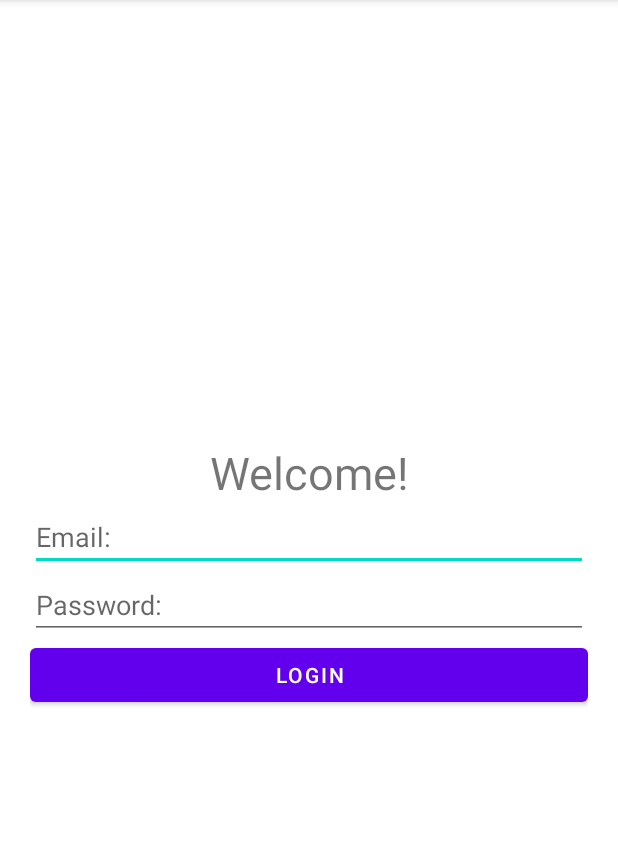
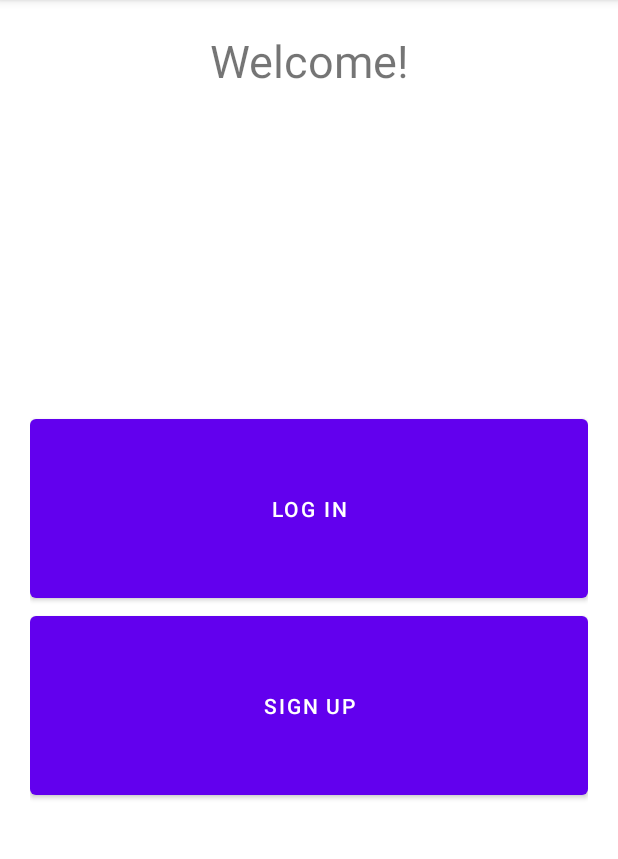
Before and after one commit to mihaifleser/Gesture-Detection-Android, an Android app: the screen it shows after launch (MainActivity), on a phone screen of 412 x 824 dp, the part 84-943 px from its top. Run offline under Robolectric (Android 15) with nearby library versions, the phone set to English and light mode, and no system bars; our stand-ins replace data binding.

Commit message:
Login Screen.

```diff
--- a/app/src/main/AndroidManifest.xml
+++ b/app/src/main/AndroidManifest.xml
@@ -13,6 +13,11 @@
         android:supportsRtl="true"
         android:theme="@style/Theme.BachelorApp"
         tools:targetApi="31">
+
+        <activity
+            android:name=".ui.activities.LoginScreen"
+            android:parentActivityName=".MainActivity" />
+
         <activity
             android:name=".MainActivity"
             android:exported="true">
--- a/app/src/main/java/com/example/bachelor_app/MainActivity.kt
+++ b/app/src/main/java/com/example/bachelor_app/MainActivity.kt
@@ -1,16 +1,33 @@
 package com.example.bachelor_app
 
+import android.content.Intent
 import android.os.Bundle
 import androidx.appcompat.app.AppCompatActivity
-import com.example.bachelor_app.ui.fragment.LoginFragment
+import androidx.databinding.DataBindingUtil
+import com.example.bachelor_app.databinding.ActivityMainBinding
+import com.example.bachelor_app.ui.activities.LoginScreen
 
 class MainActivity : AppCompatActivity() {
     override fun onCreate(savedInstanceState: Bundle?) {
         super.onCreate(savedInstanceState)
-        setContentView(R.layout.activity_main)
-
-        if (savedInstanceState == null) {
-            supportFragmentManager.beginTransaction().replace(R.id.fragment_container, LoginFragment().apply { arguments = intent.extras }, null).commit()
+        val binding: ActivityMainBinding = DataBindingUtil.setContentView(
+            this, R.layout.activity_main
+        )
+        binding.loginButton.setOnClickListener {
+            val intent = Intent(this, LoginScreen::class.java).apply {
+                putExtra(IS_LOGIN, true)
+            }
+            startActivity(intent)
+        }
+        binding.signUpButton.setOnClickListener {
+            val intent = Intent(this, LoginScreen::class.java).apply {
+                putExtra(IS_LOGIN, false)
+            }
+            startActivity(intent)
         }
     }
+
+    companion object {
+        const val IS_LOGIN = "isLogin"
+    }
 }
--- a/app/src/main/java/com/example/bachelor_app/ui/fragment/LoginFragment.kt
+++ /dev/null
@@ -1,26 +0,0 @@
-package com.example.bachelor_app.ui.fragment
-
-import android.os.Bundle
-import android.view.LayoutInflater
-import android.view.View
-import android.view.ViewGroup
-import androidx.databinding.DataBindingUtil
-import androidx.lifecycle.ViewModelProvider
-import com.example.bachelor_app.R
-import com.example.bachelor_app.databinding.LoginFragmentBinding
-import com.example.bachelor_app.ui.model.ILoginViewModel
-import com.example.bachelor_app.ui.model.LoginViewModel
-
-class LoginFragment : BaseFragment() {
-
-    private val viewModel: ILoginViewModel by lazy { ViewModelProvider(this).get(LoginViewModel::class.java) }
-
-    override fun onCreateView(inflater: LayoutInflater, container: ViewGroup?, savedInstanceState: Bundle?): View {
-        val binding = DataBindingUtil.inflate<LoginFragmentBinding>(inflater, R.layout.login_fragment, container, false)
-
-        binding.viewModel = viewModel
-        binding.lifecycleOwner = this
-        return binding.root
-    }
-
-}
--- a/app/src/main/res/layout/activity_main.xml
+++ b/app/src/main/res/layout/activity_main.xml
@@ -1,6 +1,51 @@
 <?xml version="1.0" encoding="utf-8"?>
-<androidx.coordinatorlayout.widget.CoordinatorLayout xmlns:android="http://schemas.android.com/apk/res/android"
-    android:id="@+id/fragment_container"
-    android:layout_width="match_parent"
-    android:layout_height="match_parent"
-    android:fitsSystemWindows="true" />
+<layout xmlns:android="http://schemas.android.com/apk/res/android"
+    xmlns:app="http://schemas.android.com/apk/res-auto">
+
+    <data>
+
+    </data>
+
+    <androidx.constraintlayout.widget.ConstraintLayout
+        android:layout_width="match_parent"
+        android:layout_height="match_parent"
+        android:padding="@dimen/side_margin">
+
+        <TextView
+            android:id="@+id/title"
+            android:layout_width="match_parent"
+            android:layout_height="wrap_content"
+            android:gravity="center"
+            android:text="@string/welcome"
+            android:textSize="@dimen/title_size"
+            app:layout_constraintEnd_toEndOf="parent"
+            app:layout_constraintStart_toStartOf="parent"
+            app:layout_constraintTop_toTopOf="parent" />
+
+        <LinearLayout
+            android:layout_width="match_parent"
+            android:layout_height="wrap_content"
+            android:orientation="vertical"
+            app:layout_constraintBottom_toBottomOf="parent"
+            app:layout_constraintEnd_toEndOf="parent"
+            app:layout_constraintStart_toStartOf="parent"
+            app:layout_constraintTop_toBottomOf="@+id/title">
+
+            <Button
+                android:id="@+id/login_button"
+                android:layout_width="match_parent"
+                android:layout_height="wrap_content"
+                android:padding="50dp"
+                android:text="@string/login" />
+
+            <Button
+                android:id="@+id/sign_up_button"
+                android:layout_width="match_parent"
+                android:layout_height="wrap_content"
+                android:padding="50dp"
+                android:text="@string/sign_up" />
+
+        </LinearLayout>
+
+    </androidx.constraintlayout.widget.ConstraintLayout>
+</layout>
--- a/app/src/main/res/values/strings.xml
+++ b/app/src/main/res/values/strings.xml
@@ -1,7 +1,10 @@
 <resources>
     <string name="app_name">Bachelor-App</string>
     <string name="welcome">Welcome!</string>
+    <string name="credentials">Enter Credentials:</string>
+    <string name="sign_up">Sign Up</string>
     <string name="email">Email:</string>
     <string name="password">Password:</string>
-    <string name="login">Login</string>
+    <string name="repeat_password">Repeat Password:</string>
+    <string name="login">Log In</string>
 </resources>
```
Also changed, not shown: app/build.gradle (+9 -1 lines), app/src/main/java/com/example/bachelor_app/ui/activities/LoginScreen.kt (added, +32 -0 lines), app/src/main/java/com/example/bachelor_app/ui/binding/ViewBindingAdapter.kt (added, +13 -0 lines), app/src/main/java/com/example/bachelor_app/ui/model/LoginViewModel.kt (+30 -2 lines), app/src/main/res/layout/activity_login.xml (renamed from app/src/main/res/layout/login_fragment.xml, +20 -2 lines), build.gradle (+9 -0 lines).
